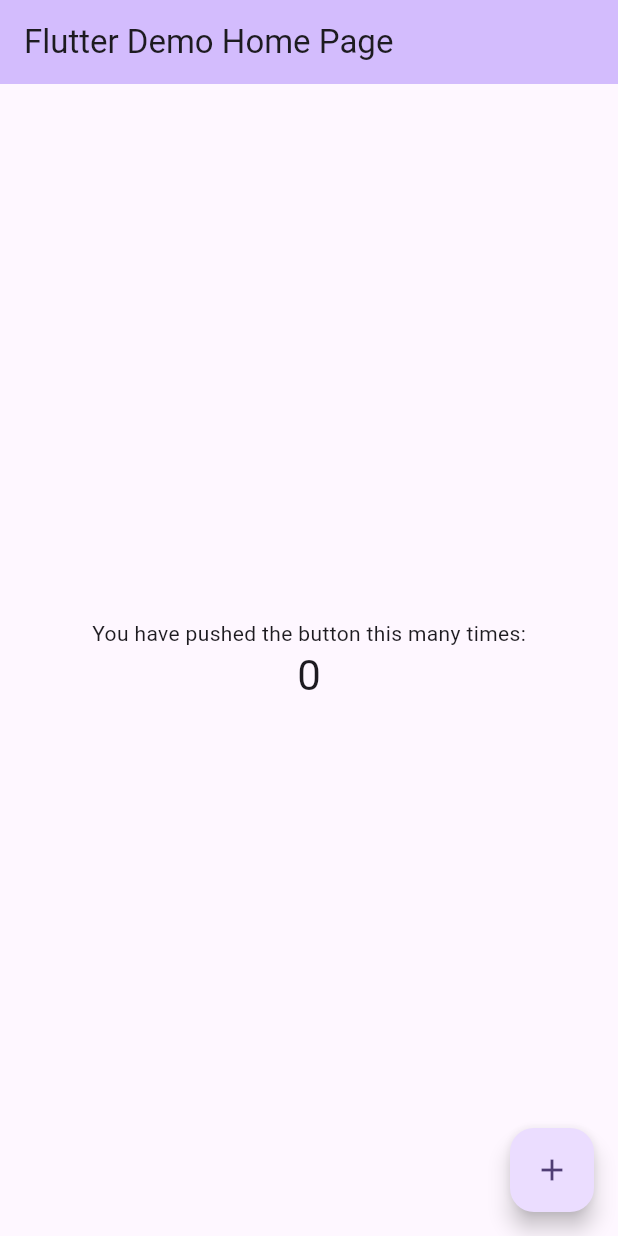
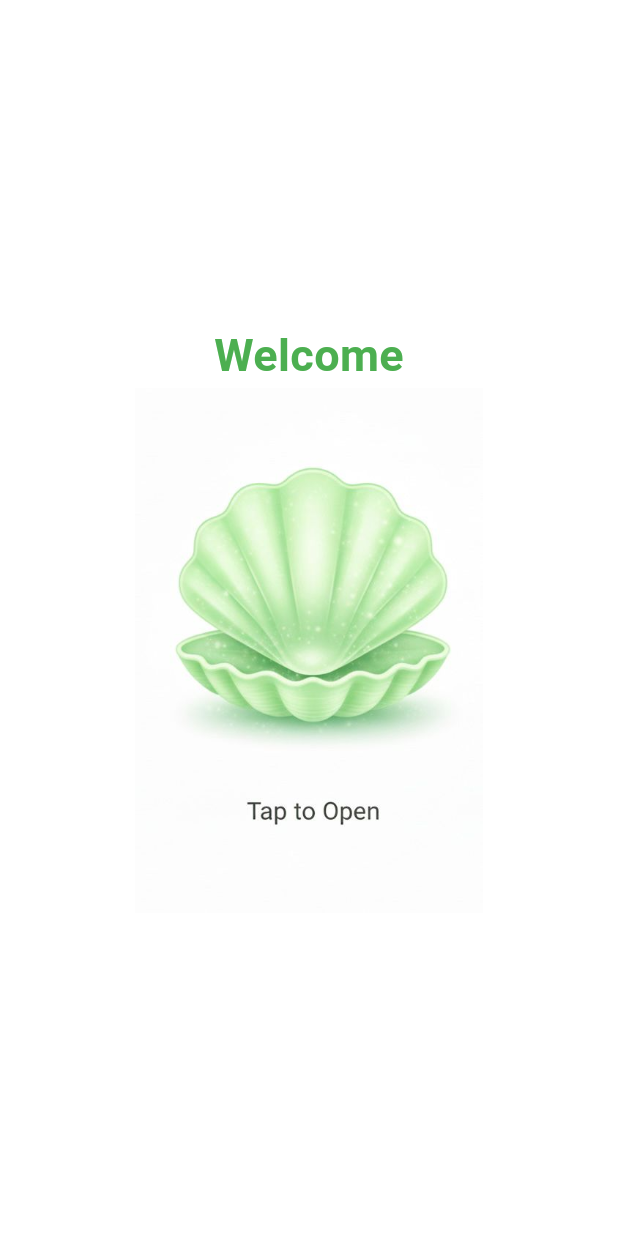
Before and after one commit to bobbydasrey/a-she_ield, a Flutter app: the screen it shows after launch, on a phone screen of 412 x 824 dp. Run offline on Flutter 3.47's test engine with Material 3 defaults, Android fonts, the phone set to English and light mode, and no system bars; our stand-ins replace firebase_auth, firebase_core, rive; accounts and stored records are empty.

Commit message:
Update project with new features

```diff
--- a/lib/main.dart
+++ b/lib/main.dart
@@ -1,5 +1,7 @@
 import 'package:firebase_core/firebase_core.dart';
 import 'package:flutter/material.dart';
+import 'animation_login_page.dart';
+
 
 Future<void> main() async {
     WidgetsFlutterBinding.ensureInitialized();
@@ -15,111 +17,90 @@ class MyApp extends StatelessWidget {
   @override
   Widget build(BuildContext context) {
     return MaterialApp(
-      title: 'Flutter Demo',
+      title: 'She_ield',
+      debugShowCheckedModeBanner: false,
       theme: ThemeData(
-        // This is the theme of your application.
-        //
-        // TRY THIS: Try running your application with "flutter run". You'll see
-        // the application has a purple toolbar. Then, without quitting the app,
-        // try changing the seedColor in the colorScheme below to Colors.green
-        // and then invoke "hot reload" (save your changes or press the "hot
-        // reload" button in a Flutter-supported IDE, or press "r" if you used
-        // the command line to start the app).
-        //
-        // Notice that the counter didn't reset back to zero; the application
-        // state is not lost during the reload. To reset the state, use hot
-        // restart instead.
-        //
-        // This works for code too, not just values: Most code changes can be
-        // tested with just a hot reload.
-        colorScheme: .fromSeed(seedColor: Colors.deepPurple),
+
+        colorScheme: ColorScheme.fromSeed(seedColor: Colors.green),
       ),
-      home: const MyHomePage(title: 'Flutter Demo Home Page'),
+      home: const SheShieldSplash(), // Yaha splash screen call hoga,
     );
   }
 }
 
-class MyHomePage extends StatefulWidget {
-  const MyHomePage({super.key, required this.title});
+class SheShieldSplash extends StatefulWidget {
+  const SheShieldSplash({super.key});
 
-  // This widget is the home page of your application. It is stateful, meaning
-  // that it has a State object (defined below) that contains fields that affect
-  // how it looks.
 
-  // This class is the configuration for the state. It holds the values (in this
-  // case the title) provided by the parent (in this case the App widget) and
-  // used by the build method of the State. Fields in a Widget subclass are
-  // always marked "final".
 
-  final String title;
+
 
   @override
-  State<MyHomePage> createState() => _MyHomePageState();
+  State<SheShieldSplash> createState() => _SheShieldSplashState();
 }
 
-class _MyHomePageState extends State<MyHomePage> {
-  int _counter = 0;
-
-  void _incrementCounter() {
-    setState(() {
-      // This call to setState tells the Flutter framework that something has
-      // changed in this State, which causes it to rerun the build method below
-      // so that the display can reflect the updated values. If we changed
-      // _counter without calling setState(), then the build method would not be
-      // called again, and so nothing would appear to happen.
-      _counter++;
-    });
-  }
+class _SheShieldSplashState extends State<SheShieldSplash> {
+  bool isOpened = false;
 
   @override
   Widget build(BuildContext context) {
-    // This method is rerun every time setState is called, for instance as done
-    // by the _incrementCounter method above.
-    //
-    // The Flutter framework has been optimized to make rerunning build methods
-    // fast, so that you can just rebuild anything that needs updating rather
-    // than having to individually change instances of widgets.
+
     return Scaffold(
-      appBar: AppBar(
-        // TRY THIS: Try changing the color here to a specific color (to
-        // Colors.amber, perhaps?) and trigger a hot reload to see the AppBar
-        // change color while the other colors stay the same.
-        backgroundColor: Theme.of(context).colorScheme.inversePrimary,
-        // Here we take the value from the MyHomePage object that was created by
-        // the App.build method, and use it to set our appbar title.
-        title: Text(widget.title),
-      ),
+      backgroundColor: Colors.white,
+
       body: Center(
-        // Center is a layout widget. It takes a single child and positions it
-        // in the middle of the parent.
+
         child: Column(
-          // Column is also a layout widget. It takes a list of children and
-          // arranges them vertically. By default, it sizes itself to fit its
-          // children horizontally, and tries to be as tall as its parent.
-          //
-          // Column has various properties to control how it sizes itself and
-          // how it positions its children. Here we use mainAxisAlignment to
-          // center the children vertically; the main axis here is the vertical
-          // axis because Columns are vertical (the cross axis would be
-          // horizontal).
-          //
-          // TRY THIS: Invoke "debug painting" (choose the "Toggle Debug Paint"
-          // action in the IDE, or press "p" in the console), to see the
-          // wireframe for each widget.
-          mainAxisAlignment: .center,
+
+          mainAxisAlignment: MainAxisAlignment.center,
           children: [
-            const Text('You have pushed the button this many times:'),
-            Text(
-              '$_counter',
-              style: Theme.of(context).textTheme.headlineMedium,
+            const Text("Welcome",
+              style: TextStyle(fontSize: 30, fontWeight: FontWeight.bold, color: Colors.green),
             ),
-          ],
+      //const SizedBox(height: 20),
+      GestureDetector(
+        onTap: () { setState(() => isOpened = true);
+
+          // Sirf tab login page khulega jab shell open ho chuka hai
+            Future.delayed(const Duration(milliseconds: 800), (){
+        //WidgetsBinding.instance.addPostFrameCallback((_) {
+              if (!mounted) return;
+               Navigator.pushReplacement(
+                 context,
+                 MaterialPageRoute(
+                 builder: (context) =>
+                 const AnimatedLoginPage(isFirstTime: true),
+              ),
+            );
+          });
+      },
+
+
+        child: AnimatedSwitcher(
+          duration: const Duration(milliseconds: 1000),
+          child: isOpened
+              ? Image.asset('assets/open_shell_with_woman.jpeg', key: const ValueKey(1), height: 350)
+              : Image.asset('assets/closed_shell.jpeg', key: const ValueKey(2), height: 350),
         ),
       ),
-      floatingActionButton: FloatingActionButton(
-        onPressed: _incrementCounter,
-        tooltip: 'Increment',
-        child: const Icon(Icons.add),
+        if (isOpened) ...[
+         const SizedBox(height: 12),
+         const Text(
+          "She_ield",
+         style: TextStyle(fontSize: 30, fontWeight: FontWeight.bold, color: Colors.green),
+      ),
+          const Text(
+            "Your Safety, Our Priority",
+            textAlign: TextAlign.center,
+            style: TextStyle(
+              fontSize: 20,
+              fontWeight: FontWeight.w600,
+              color: Colors.green,
+            ),
+          ),
+    ]
+  ],
+    ),
       ),
     );
   }
```
Also changed, not shown: lib/animation_login_page.dart (added, +199 -0 lines), pubspec.yaml (+13 -35 lines), assets/closed_shell.jpeg (added), assets/open_shell_with_woman.jpeg (added), pubspec.lock, 3 other files.
